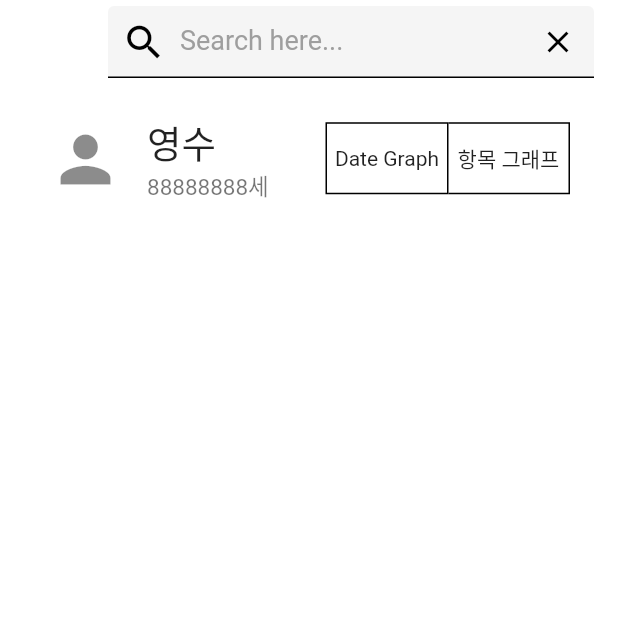
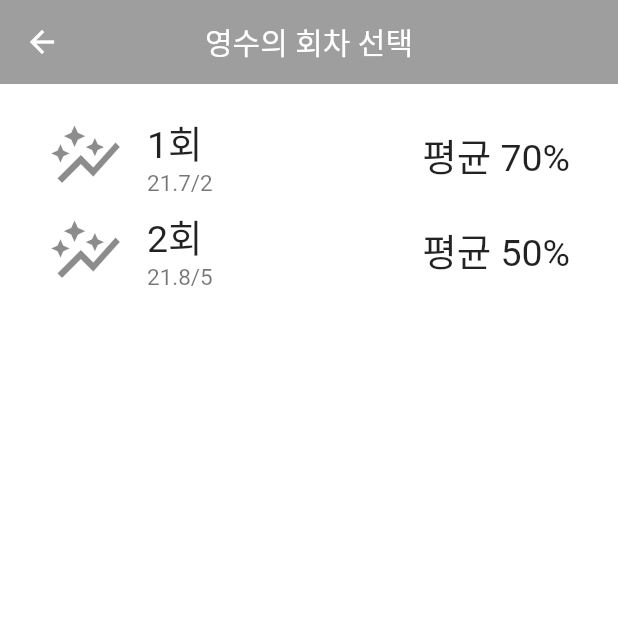
Before and after one commit to Arenslien/ABA-Analysis, a Flutter app: the SelectItemScreen screen opened by its route, on a phone screen of 412 x 824 dp, the top half of it. Run offline on Flutter 3.47's test engine with Material 2 defaults, Android fonts, the phone set to English and light mode, and no system bars; our stand-ins replace cloud_firestore, line_icons, syncfusion_flutter_charts; accounts and stored records are empty.

Commit message:
implement select_date, select_item, date_graph, item_graph screen

```diff
--- a/lib/routes.dart
+++ b/lib/routes.dart
@@ -4,6 +4,7 @@ import 'package:aba_analysis/screens/child_management/select_date_graph_screen.d
 import 'package:aba_analysis/screens/child_management/select_item_graph_screen.dart';
 import 'package:aba_analysis/wrapper.dart';
 import 'package:flutter/widgets.dart';
+import 'package:aba_analysis/screens/child_management/date_graph_screen.dart';
 
 final Map<String, WidgetBuilder> routes = {
   Wrapper.routeName: (context) => Wrapper(),
@@ -11,4 +12,5 @@ final Map<String, WidgetBuilder> routes = {
   AuthenticateScreen.routeName: (context) => AuthenticateScreen(),
   SelectItemScreen.routeName: (context) => SelectItemScreen(),
   SelectDateScreen.routeName: (context) => SelectDateScreen(),
+  DateGraph.routeName: (context) => DateGraph(),
 };
--- a/lib/screens/child_management/home_screen.dart
+++ b/lib/screens/child_management/home_screen.dart
@@ -37,7 +37,7 @@ class _HomeScreenState extends State<HomeScreen> {
         children: [
           Container(
             color: Colors.white,
-            child: SelectDateScreen(), //GraphScreen(), 테스트용
+            child: GraphScreen(), //SelectDateScreen(), 테스트용
           ),
           Container(
             color: Colors.white,
--- a/lib/screens/child_management/select_item_graph_screen.dart
+++ b/lib/screens/child_management/select_item_graph_screen.dart
@@ -4,6 +4,9 @@ import 'package:aba_analysis/components/child_data.dart';
 import 'package:aba_analysis/screens/child_management/search_bar.dart';
 import 'package:aba_analysis/screens/child_management/child_input_screen.dart';
 
+import 'graph_screen.dart';
+
+// select_date 복붙한거라 select_item버전으로 다시 코딩 필요
 class SelectItemScreen extends StatefulWidget {
   const SelectItemScreen({Key? key}) : super(key: key);
   static String routeName = '/select_item';
@@ -14,7 +17,10 @@ class SelectItemScreen extends StatefulWidget {
 
 class _SelectItemScreenState extends State<SelectItemScreen> {
   List<ChildData> childData = []; // 순수 아이 데이터
+  List<dummy_TestData> testData = []; // 테스트 관련 데이터
   ChildData dummy1 = new ChildData();
+  dummy_TestData dummy2 = new dummy_TestData();
+  dummy_TestData dummy3 = new dummy_TestData();
 
   void initState() {
     super.initState();
@@ -26,24 +32,51 @@ class _SelectItemScreenState extends State<SelectItemScreen> {
     dummy1.gender = '남자';
     dummy1.name = '영수';
 
+    dummy2.date = "21.7/2";
+    dummy2.number = "1회";
+    dummy2.average = "70";
+    dummy2.item.addAll({
+      '하위1': '상위1',
+      '하위2': '상위1',
+      '하위3': '상위2',
+      '하위4': '상위2',
+    });
+
+    dummy3.date = "21.8/5";
+    dummy3.number = "2회";
+    dummy3.average = "50";
+    dummy3.item.addAll({
+      '하위1': '상위1',
+      '하위2': '상위1',
+      '하위3': '상위2',
+      '하위4': '상위2',
+    });
     childData.add(dummy1);
+    testData.add(dummy2);
+    testData.add(dummy3);
   }
 
   @override
   Widget build(BuildContext context) {
-    return GestureDetector(
-      onTap: () => FocusScope.of(context).unfocus(),
-      child: Scaffold(
-        appBar: searchBar(),
+    return Scaffold(
+      appBar: AppBar(
+        title: Text('${dummy1.name}의 회차 선택'),
+        backgroundColor: Colors.grey,
+        centerTitle: true,
+        leading: IconButton(
+            onPressed: () {
+              Navigator.pop(context);
+            },
+            icon: Icon(Icons.arrow_back)),
+      ), // 검색 필요X
       body: childData.length == 0
           ? noTestData()
           : ListView.builder(
               padding: const EdgeInsets.all(16),
-                itemCount: childData.length,
+              itemCount: testData.length,
               itemBuilder: (BuildContext context, int index) {
-                  return childTile(childData[index]);
+                return DataTitle(testData[index]);
               },
-              ),
             ),
     );
   }
@@ -71,40 +104,28 @@ class _SelectItemScreenState extends State<SelectItemScreen> {
     );
   }
 
-  Widget childTile(ChildData childData) {
+  Widget DataTitle(dummy_TestData testData) {
     return ListTile(
         leading: Icon(
-        Icons.person,
+          Icons.auto_graph,
           size: 50,
         ),
         title: Text(
-        childData.name,
+          testData.number,
           style: TextStyle(fontSize: 25),
         ),
         subtitle: Text(
-        "${childData.age}세",
+          testData.date,
           style: TextStyle(fontSize: 15),
         ),
-      trailing: ToggleButtons(
-        children: [
-          Text('Date Graph'),
-          Text('항목 그래프'),
-        ],
-        isSelected: [false, false],
-        onPressed: (index) {
-          if (index == 0) {
-            Navigator.push(
-              context,
-              MaterialPageRoute(builder: (context) => ChildTestListScreen()),
-            );
-          }
-        },
-        constraints: BoxConstraints(minWidth: 80, minHeight: 50),
-        borderColor: Colors.black,
-        fillColor: Colors.white,
-        splashColor: Colors.black,
+        trailing: Text(
+          "평균 ${testData.average}%",
+          style: TextStyle(fontSize: 25),
         ),
         dense: true,
-    );
+        onTap: () {
+          Navigator.pushNamed(context,
+              '/date_graph'); // 클릭시 회차별(날짜별) 그래프 스크린으로 이동. 회차마다 다른 그래프 스크린을 만들어야 함.
+        });
   }
 }
--- a/lib/wrapper.dart
+++ b/lib/wrapper.dart
@@ -13,9 +13,6 @@ class _WrapperState extends State<Wrapper> {
   @override
   Widget build(BuildContext context) {
     // return 홈스크린 or 인증스크린
-    return MaterialApp(
-      debugShowCheckedModeBanner: false,
-      home: HomeScreen(),
-    );
+    return HomeScreen();
   }
 }
```
Also changed, not shown: lib/screens/child_management/date_graph_screen.dart (+102 -0 lines), lib/screens/child_management/item_graph_screen.dart (+103 -0 lines), lib/screens/child_management/select_date_graph_screen copy.dart (deleted, +0 -122 lines), lib/screens/child_management/select_date_graph_screen.dart (+24 -12 lines), pubspec.yaml (+5 -2 lines), assets/icon_excel.png (added), assets/icon_pdf.png (added), pubspec.lock. Lines whose indentation alone changed are shown as unchanged.
